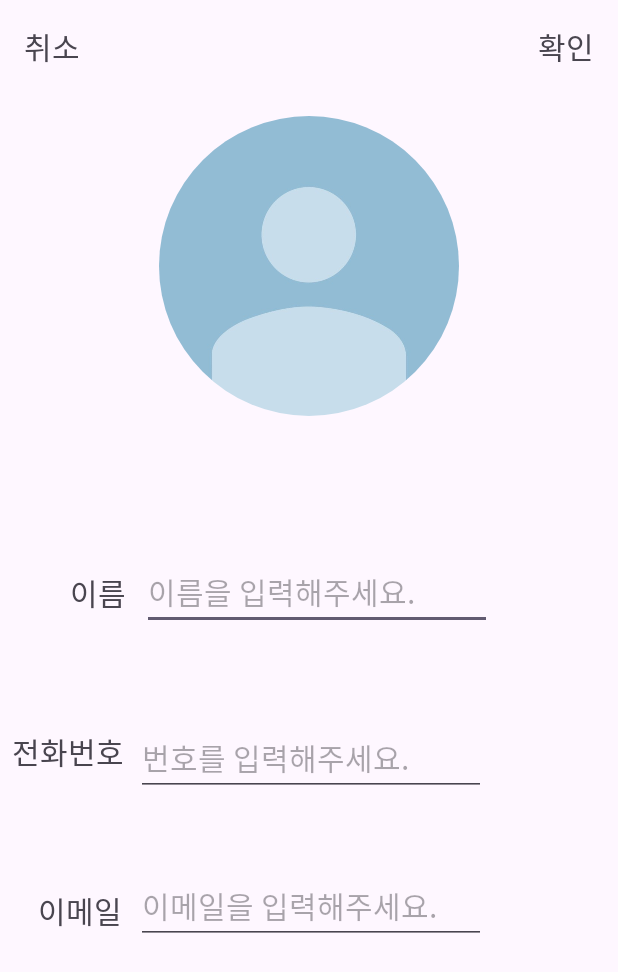
After one commit to werds7890/phone_list, an Android app: the fragment ContactAddFragment shown on its own in the app's theme, on a phone screen of 412 x 824 dp. The commit adds this screen. Shown: the top 972 px of the screen. Run offline under Robolectric (Android 15) with nearby library versions, the phone set to English and light mode, and no system bars.

Commit message:
[LITTLE_FIX_UI]contact_add2

```diff
--- /dev/null
+++ b/app/src/main/java/com/example/phone_list/ContactAddFragment.kt
@@ -0,0 +1,59 @@
+package com.example.phone_list
+
+import android.os.Bundle
+import androidx.fragment.app.Fragment
+import android.view.LayoutInflater
+import android.view.View
+import android.view.ViewGroup
+
+// TODO: Rename parameter arguments, choose names that match
+// the fragment initialization parameters, e.g. ARG_ITEM_NUMBER
+private const val ARG_PARAM1 = "param1"
+private const val ARG_PARAM2 = "param2"
+
+/**
+ * A simple [Fragment] subclass.
+ * Use the [ContactAddFragment.newInstance] factory method to
+ * create an instance of this fragment.
+ */
+class ContactAddFragment : Fragment() {
+    // TODO: Rename and change types of parameters
+    private var param1: String? = null
+    private var param2: String? = null
+
+    override fun onCreate(savedInstanceState: Bundle?) {
+        super.onCreate(savedInstanceState)
+        arguments?.let {
+            param1 = it.getString(ARG_PARAM1)
+            param2 = it.getString(ARG_PARAM2)
+        }
+    }
+
+    override fun onCreateView(
+        inflater: LayoutInflater, container: ViewGroup?,
+        savedInstanceState: Bundle?
+    ): View? {
+        // Inflate the layout for this fragment
+        return inflater.inflate(R.layout.fragment_contact_add, container, false)
+    }
+
+    companion object {
+        /**
+         * Use this factory method to create a new instance of
+         * this fragment using the provided parameters.
+         *
+         * @param param1 Parameter 1.
+         * @param param2 Parameter 2.
+         * @return A new instance of fragment ContactAddFragment.
+         */
+        // TODO: Rename and change types and number of parameters
+        @JvmStatic
+        fun newInstance(param1: String, param2: String) =
+            ContactAddFragment().apply {
+                arguments = Bundle().apply {
+                    putString(ARG_PARAM1, param1)
+                    putString(ARG_PARAM2, param2)
+                }
+            }
+    }
+}
--- /dev/null
+++ b/app/src/main/res/layout/fragment_contact_add.xml
@@ -0,0 +1,125 @@
+<?xml version="1.0" encoding="utf-8"?>
+<androidx.constraintlayout.widget.ConstraintLayout xmlns:android="http://schemas.android.com/apk/res/android"
+    xmlns:app="http://schemas.android.com/apk/res-auto"
+    xmlns:tools="http://schemas.android.com/tools"
+    android:layout_width="match_parent"
+    android:layout_height="match_parent">
+
+    <TextView
+        android:id="@+id/textView"
+        android:layout_width="wrap_content"
+        android:layout_height="wrap_content"
+        android:layout_marginStart="16dp"
+        android:layout_marginTop="16dp"
+        android:text="취소"
+        android:textSize="20sp"
+        app:layout_constraintStart_toStartOf="parent"
+        app:layout_constraintTop_toTopOf="parent" />
+
+    <TextView
+        android:id="@+id/textView2"
+        android:layout_width="wrap_content"
+        android:layout_height="wrap_content"
+        android:layout_marginTop="16dp"
+        android:layout_marginEnd="16dp"
+        android:text="확인"
+        android:textSize="20sp"
+        app:layout_constraintEnd_toEndOf="parent"
+        app:layout_constraintTop_toTopOf="parent" />
+
+    <ImageView
+        android:id="@+id/imageView"
+        android:layout_width="200dp"
+        android:layout_height="200dp"
+        android:layout_marginStart="144dp"
+        android:layout_marginTop="77dp"
+        android:layout_marginEnd="144dp"
+        android:background="@drawable/contact_add_round"
+        android:clipToOutline="true"
+        app:layout_constraintEnd_toEndOf="parent"
+        app:layout_constraintStart_toStartOf="parent"
+        app:layout_constraintTop_toTopOf="parent"
+        android:src="@drawable/people" />
+
+    <TextView
+        android:id="@+id/textView3"
+        android:layout_width="wrap_content"
+        android:layout_height="wrap_content"
+        android:layout_marginStart="52dp"
+        android:layout_marginTop="380dp"
+        android:layout_marginEnd="16dp"
+        android:text="이름"
+        android:textSize="20sp"
+        app:layout_constraintEnd_toStartOf="@+id/editTextText4"
+        app:layout_constraintStart_toStartOf="parent"
+        app:layout_constraintTop_toTopOf="parent" />
+
+    <TextView
+        android:id="@+id/textView4"
+        android:layout_width="wrap_content"
+        android:layout_height="wrap_content"
+        android:layout_marginStart="16dp"
+        android:layout_marginTop="76dp"
+        android:layout_marginEnd="16dp"
+        android:text="전화번호"
+        android:textSize="20sp"
+        app:layout_constraintEnd_toStartOf="@+id/editTextText5"
+        app:layout_constraintStart_toStartOf="parent"
+        app:layout_constraintTop_toBottomOf="@+id/textView3" />
+
+    <TextView
+        android:id="@+id/textView5"
+        android:layout_width="wrap_content"
+        android:layout_height="wrap_content"
+        android:layout_marginStart="32dp"
+        android:layout_marginTop="76dp"
+        android:layout_marginEnd="16dp"
+        android:text="이메일"
+        android:textSize="20sp"
+        app:layout_constraintEnd_toStartOf="@+id/editTextText6"
+        app:layout_constraintStart_toStartOf="parent"
+        app:layout_constraintTop_toBottomOf="@+id/textView4" />
+
+    <EditText
+        android:id="@+id/editTextText4"
+        android:layout_width="wrap_content"
+        android:layout_height="wrap_content"
+        android:layout_marginTop="92dp"
+        android:layout_marginEnd="84dp"
+        android:ems="10"
+        android:hint="이름을 입력해주세요."
+        android:inputType="text"
+        android:text=""
+        android:textSize="20sp"
+        app:layout_constraintEnd_toEndOf="parent"
+        app:layout_constraintTop_toBottomOf="@+id/imageView" />
+
+    <EditText
+        android:id="@+id/editTextText5"
+        android:layout_width="wrap_content"
+        android:layout_height="wrap_content"
+        android:layout_marginTop="60dp"
+        android:layout_marginEnd="88dp"
+        android:ems="10"
+        android:hint="번호를 입력해주세요."
+        android:inputType="text"
+        android:text=""
+        android:textSize="20sp"
+        app:layout_constraintEnd_toEndOf="parent"
+        app:layout_constraintTop_toBottomOf="@+id/editTextText4" />
+
+    <EditText
+        android:id="@+id/editTextText6"
+        android:layout_width="wrap_content"
+        android:layout_height="wrap_content"
+        android:layout_marginTop="48dp"
+        android:layout_marginEnd="88dp"
+        android:ems="10"
+        android:hint="이메일을 입력해주세요."
+        android:inputType="text"
+        android:text=""
+        android:textSize="20sp"
+        app:layout_constraintEnd_toEndOf="parent"
+        app:layout_constraintTop_toBottomOf="@+id/editTextText5" />
+
+</androidx.constraintlayout.widget.ConstraintLayout>
--- a/app/src/main/res/values/strings.xml
+++ b/app/src/main/res/values/strings.xml
@@ -1,3 +1,5 @@
 <resources>
     <string name="app_name">Phone_List</string>
+    <!-- TODO: Remove or change this placeholder text -->
+    <string name="hello_blank_fragment">Hello blank fragment</string>
 </resources>
```
